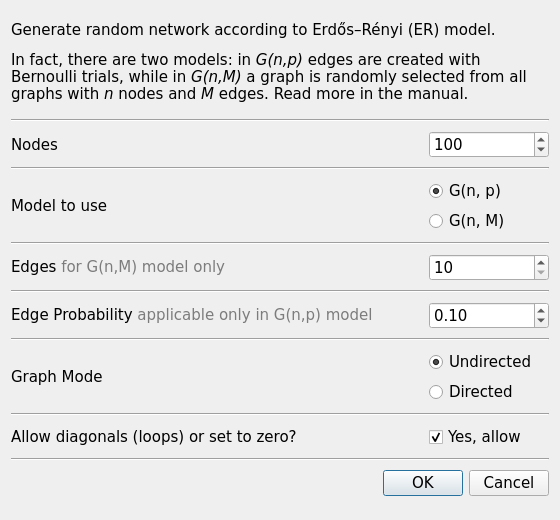
This is src/forms/randerdosrenyidialog.ui in socnetv/app as Qt 5 draws it before an edit. The edited form follows.
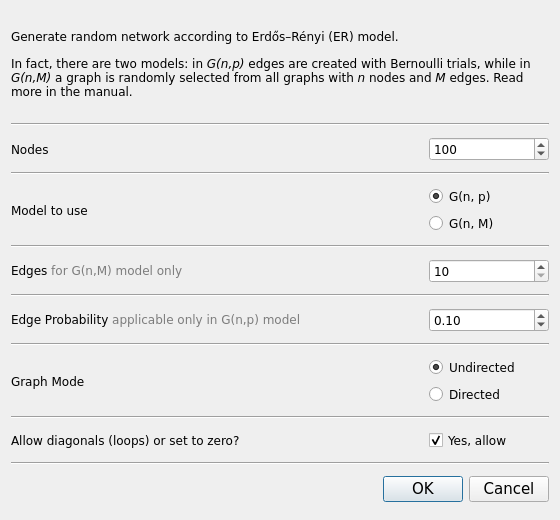
This is the edited form.

Diff of the .ui file:
```diff
--- a/src/forms/randerdosrenyidialog.ui
+++ b/src/forms/randerdosrenyidialog.ui
@@ -59,10 +59,7 @@
      </property>
      <property name="font">
       <font>
-       <family>DejaVu Sans</family>
-       <pointsize>11</pointsize>
-       <weight>50</weight>
-       <bold>false</bold>
+       <family>Sans Serif</family>
       </font>
      </property>
      <property name="frameShape">
@@ -107,10 +104,7 @@
        </property>
        <property name="font">
         <font>
-         <family>DejaVu Sans</family>
-         <pointsize>11</pointsize>
-         <weight>50</weight>
-         <bold>false</bold>
+         <family>Sans Serif</family>
         </font>
        </property>
        <property name="text">
@@ -134,10 +128,7 @@
        </property>
        <property name="font">
         <font>
-         <family>DejaVu Sans</family>
-         <pointsize>11</pointsize>
-         <weight>50</weight>
-         <bold>false</bold>
+         <family>Sans Serif</family>
         </font>
        </property>
        <property name="minimum">
@@ -178,10 +169,7 @@
        </property>
        <property name="font">
         <font>
-         <family>DejaVu Sans</family>
-         <pointsize>11</pointsize>
-         <weight>50</weight>
-         <bold>false</bold>
+         <family>Sans Serif</family>
         </font>
        </property>
        <property name="text">
@@ -201,10 +189,7 @@
          </property>
          <property name="font">
           <font>
-           <family>DejaVu Sans</family>
-           <pointsize>11</pointsize>
-           <weight>50</weight>
-           <bold>false</bold>
+           <family>Sans Serif</family>
           </font>
          </property>
          <property name="toolTip">
@@ -243,10 +228,7 @@
          </property>
          <property name="font">
           <font>
-           <family>DejaVu Sans</family>
-           <pointsize>11</pointsize>
-           <weight>50</weight>
-           <bold>false</bold>
+           <family>Sans Serif</family>
           </font>
          </property>
          <property name="toolTip">
@@ -292,10 +274,7 @@
        </property>
        <property name="font">
         <font>
-         <family>DejaVu Sans</family>
-         <pointsize>11</pointsize>
-         <weight>50</weight>
-         <bold>false</bold>
+         <family>Sans Serif</family>
         </font>
        </property>
        <property name="text">
@@ -313,10 +292,7 @@
        </property>
        <property name="font">
         <font>
-         <family>DejaVu Sans</family>
-         <pointsize>11</pointsize>
-         <weight>50</weight>
-         <bold>false</bold>
+         <family>Sans Serif</family>
         </font>
        </property>
        <property name="minimum">
@@ -354,10 +330,7 @@
        </property>
        <property name="font">
         <font>
-         <family>DejaVu Sans</family>
-         <pointsize>11</pointsize>
-         <weight>50</weight>
-         <bold>false</bold>
+         <family>Sans Serif</family>
         </font>
        </property>
        <property name="text">
@@ -381,10 +354,7 @@
        </property>
        <property name="font">
         <font>
-         <family>DejaVu Sans</family>
-         <pointsize>11</pointsize>
-         <weight>50</weight>
-         <bold>false</bold>
+         <family>Sans Serif</family>
         </font>
        </property>
        <property name="minimum">
@@ -428,10 +398,7 @@
        </property>
        <property name="font">
         <font>
-         <family>DejaVu Sans</family>
-         <pointsize>11</pointsize>
-         <weight>50</weight>
-         <bold>false</bold>
+         <family>Sans Serif</family>
         </font>
        </property>
        <property name="text">
@@ -457,13 +424,7 @@
          </property>
          <property name="font">
           <font>
-           <family>DejaVu Sans</family>
-           <pointsize>11</pointsize>
-           <weight>50</weight>
-           <italic>false</italic>
-           <bold>false</bold>
-           <underline>false</underline>
-           <strikeout>false</strikeout>
+           <family>Sans Serif</family>
           </font>
          </property>
          <property name="text">
@@ -493,10 +454,7 @@
          </property>
          <property name="font">
           <font>
-           <family>DejaVu Sans</family>
-           <pointsize>11</pointsize>
-           <weight>50</weight>
-           <bold>false</bold>
+           <family>Sans Serif</family>
           </font>
          </property>
          <property name="text">
@@ -536,10 +494,7 @@
        </property>
        <property name="font">
         <font>
-         <family>DejaVu Sans</family>
-         <pointsize>11</pointsize>
-         <weight>50</weight>
-         <bold>false</bold>
+         <family>Sans Serif</family>
         </font>
        </property>
        <property name="text">
@@ -565,10 +520,7 @@
          </property>
          <property name="font">
           <font>
-           <family>DejaVu Sans</family>
-           <pointsize>11</pointsize>
-           <weight>50</weight>
-           <bold>false</bold>
+           <family>Sans Serif</family>
           </font>
          </property>
          <property name="text">
```
